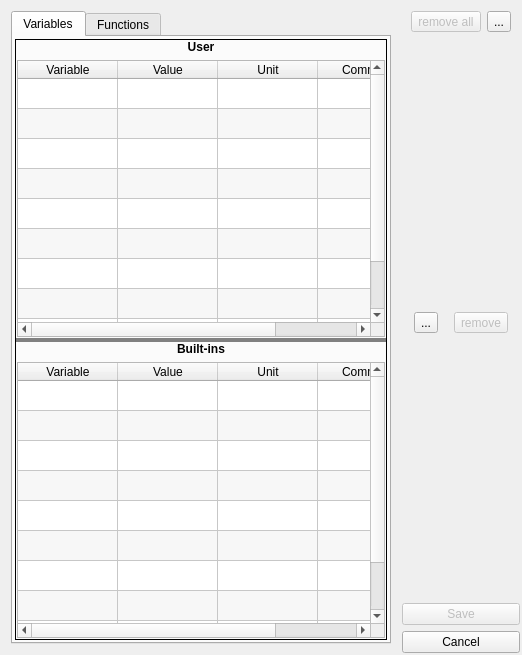
Qt form FalconCalcQt/VariablesFunctionsDialog.ui (solyoma/FalconCalc) before a commit.
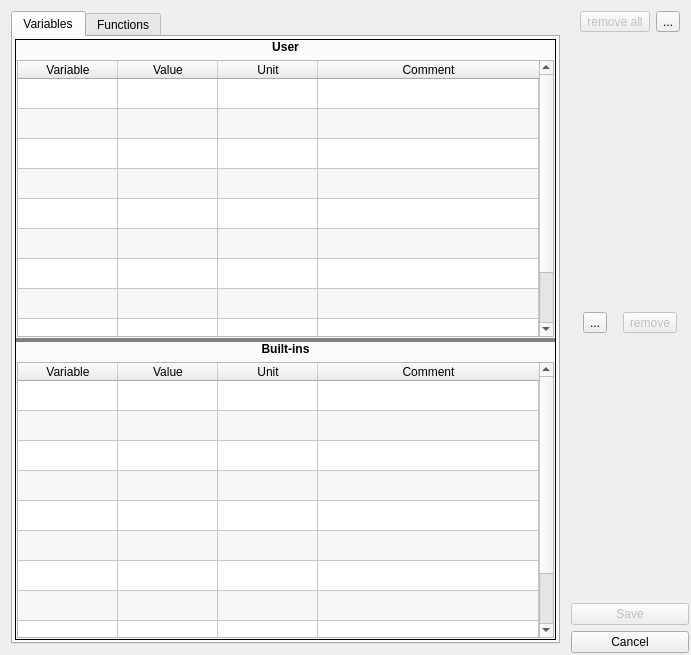
The same form after that commit. Icons and pictures are not drawn.

Commit message: All Dialogs are ModernDialogs BUG: gap between main window and dialogs

Diff of the .ui file:
```diff
--- a/FalconCalcQt/VariablesFunctionsDialog.ui
+++ b/FalconCalcQt/VariablesFunctionsDialog.ui
@@ -6,12 +6,12 @@
    <rect>
     <x>0</x>
     <y>0</y>
-    <width>522</width>
+    <width>691</width>
     <height>655</height>
    </rect>
   </property>
   <property name="sizePolicy">
-   <sizepolicy hsizetype="Fixed" vsizetype="Preferred">
+   <sizepolicy hsizetype="Expanding" vsizetype="Preferred">
     <horstretch>0</horstretch>
     <verstretch>0</verstretch>
    </sizepolicy>
@@ -47,6 +47,12 @@
    </property>
    <item>
     <widget class="QWidget" name="widget" native="true">
+     <property name="sizePolicy">
+      <sizepolicy hsizetype="Expanding" vsizetype="Expanding">
+       <horstretch>0</horstretch>
+       <verstretch>0</verstretch>
+      </sizepolicy>
+     </property>
      <layout class="QVBoxLayout" name="verticalLayout">
       <item>
        <widget class="QTabWidget" name="tabHeader">
```
The commit also changes 6 other files.
